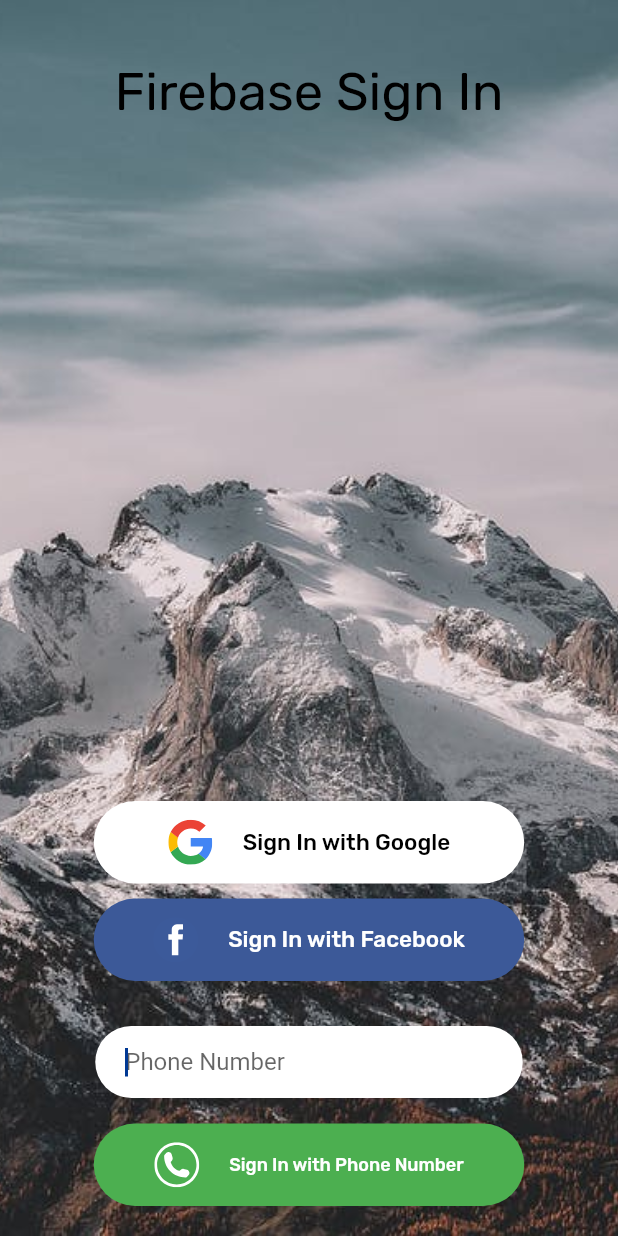
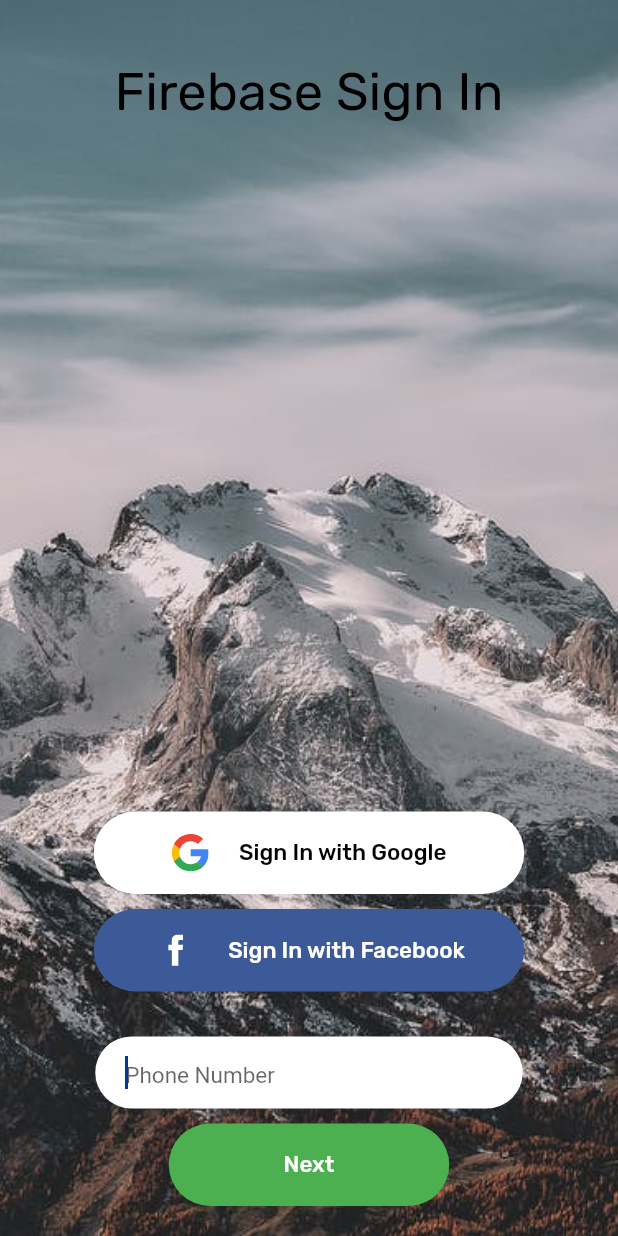
Before and after one commit to flutterInLife/firebase_login, a Flutter app: the screen it shows after launch, after a tap on "Sign In with Phone Number", on a phone screen of 412 x 824 dp. Run offline on Flutter 3.47's test engine with Material 2 defaults, Android fonts, the phone set to English and light mode, and no system bars; our stand-ins replace firebase_auth, firebase_core, flutter_spinkit, flutter_svg, google_fonts, google_sign_in; missing offline and left inert: flutter_facebook_login; accounts and stored records are empty.

Commit message:
Firebase Phone Sign In - AlertBox fix

```diff
--- a/lib/screens/authentication/sign_in.dart
+++ b/lib/screens/authentication/sign_in.dart
@@ -38,39 +38,6 @@ class _SignInState extends State<SignIn> {
             child: Column(
               mainAxisAlignment: MainAxisAlignment.end,
               children: [
-                // MaterialButton(
-                //   elevation: 0,
-                //   height: 55,
-                //   minWidth: 240,
-                //   color: Colors.white,
-                //   onPressed: () async {
-                //     setState(() {
-                //       loading = true;
-                //     });
-                //     dynamic result = await _auth.signInAnon();
-                //     if(result==null) {
-                //       setState(() {
-                //         loading = false;
-                //       });
-                //     }
-                //   },
-                //   shape: RoundedRectangleBorder(
-                //       borderRadius: BorderRadius.all(Radius.circular(30))),
-                //   child: Container(
-                //     width: 255,
-                //     child: Center(
-                //       child: loading ? Loading() : Text(
-                //         'Sign In Anonymously',
-                //         style: GoogleFonts.rubik(
-                //             textStyle:
-                //             TextStyle(color: Colors.black, fontSize: 15)),
-                //       ),
-                //     ),
-                //   ),
-                // ), //Anonymous Sign In
-                SizedBox(
-                  height: 10,
-                ),
                 MaterialButton(
                   elevation: 0,
                   height: 55,
@@ -95,8 +62,8 @@ class _SignInState extends State<SignIn> {
                       mainAxisAlignment: MainAxisAlignment.center,
                       children: <Widget>[
                         Container(
-                          height: 30,
-                          width: 30,
+                          height: 25,
+                          width: 25,
                           child: SvgPicture.asset(
                             'assets/google-icon.svg',
                             fit: BoxFit.contain,
@@ -166,16 +133,17 @@ class _SignInState extends State<SignIn> {
                   height: 30,
                 ) : SizedBox(),
                 signInPhone ? Container(
-                  height: 55,
                   width: 285,
                   child: TextField(
                       controller: _phoneController,
                       cursorColor: Color(0xff003893),
                       autofocus: true,
+                      style: TextStyle(fontSize: 19),
                       decoration: InputDecoration(
                           fillColor: Colors.white,
                           filled: true,
                           hintText: 'Phone Number',
+                          hintStyle: TextStyle(fontSize: 15),
                           contentPadding: EdgeInsets.only(left: 20,),
                           border: OutlineInputBorder(
                               borderSide: BorderSide(
@@ -193,39 +161,32 @@ class _SignInState extends State<SignIn> {
                 signInPhone ? MaterialButton(
                   elevation: 0,
                   height: 55,
-                  minWidth: 240,
+                  minWidth: 155,
                   color: Colors.green,
                   onPressed: () async {
+                    final phoneNumber = _phoneController.text.trim();
                     setState(() {
                       loadingPhone = true;
                     });
-                    final phoneNumber = _phoneController.text.trim();
                     dynamic result = await _auth.signInWithPhone(phoneNumber, context);
+                    if(result==null) {
+                      setState(() {
+                        loadingPhone=false;
+                      });
+                    }
                   },
                   shape: RoundedRectangleBorder(
                       borderRadius: BorderRadius.all(Radius.circular(30))),
                   child: Container(
-                    width: 255,
+                    width: 155,
                     child: loadingPhone ? Loading() : Row(
                       mainAxisAlignment: MainAxisAlignment.center,
                       children: <Widget>[
-                        Container(
-                          height: 30,
-                          width: 30,
-                          child: SvgPicture.asset(
-                            'assets/phone-icon.svg',
-                            fit: BoxFit.contain,
-                            color: Colors.white,
-                          ),
-                        ),
-                        SizedBox(
-                          width: 20,
-                        ),
                         Text(
-                          'Sign In with Phone Number',
+                          'Next',
                           style: GoogleFonts.rubik(
                               textStyle:
-                              TextStyle(color: Colors.white, fontSize: 12)),
+                              TextStyle(color: Colors.white, fontSize: 15)),
                         ),
                       ],
                     ),
@@ -248,8 +209,8 @@ class _SignInState extends State<SignIn> {
                       mainAxisAlignment: MainAxisAlignment.center,
                       children: <Widget>[
                         Container(
-                          height: 30,
-                          width: 30,
+                          height: 20,
+                          width: 20,
                           child: SvgPicture.asset(
                             'assets/phone-icon.svg',
                             fit: BoxFit.contain,
```
Also changed, not shown: lib/service/auth.dart (+36 -9 lines), assets/phone-icon.svg.
